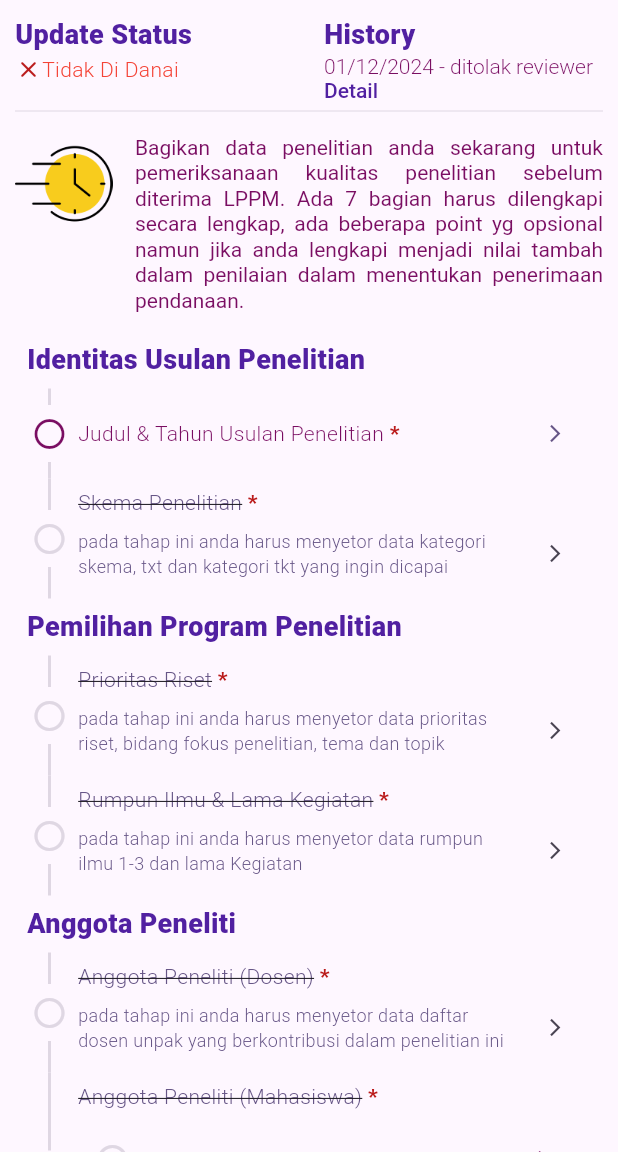
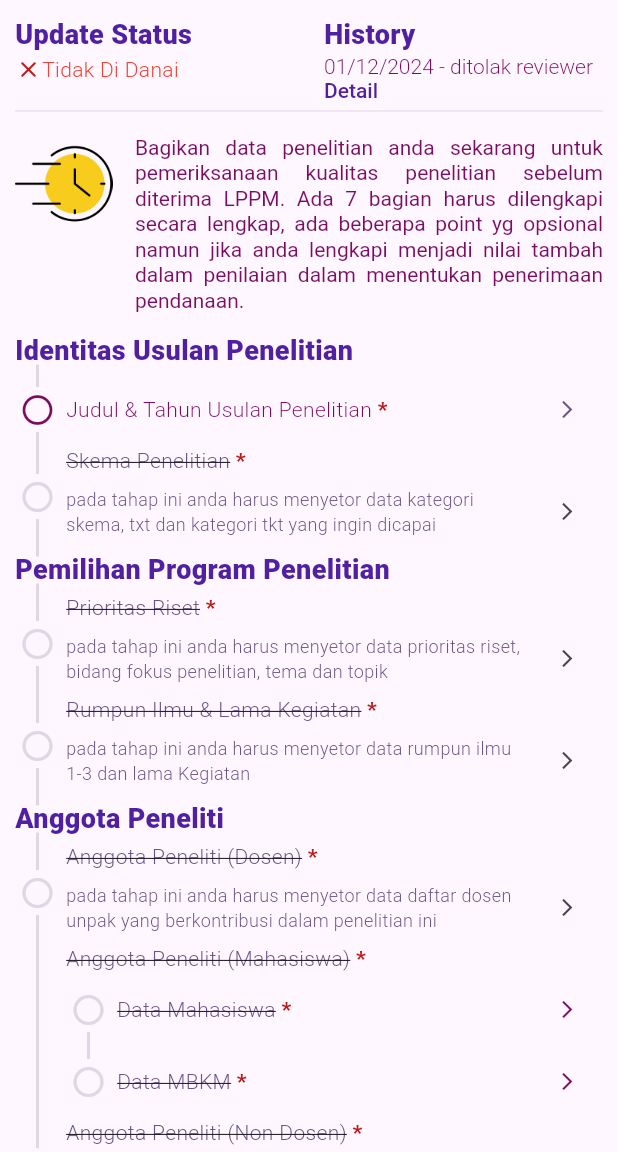
Before and after one commit to adamf0/sipaksi-mobile, a Flutter app: the screen it shows after launch, on a phone screen of 412 x 824 dp, the part 84-1236 px from its top. Run offline on Flutter 3.47's test engine with Material 3 defaults, Android fonts, the light colour scheme and no system bars; our stand-ins replace carousel_slider, dio, syncfusion_flutter_sliders, table_calendar.

Commit message:
perbaikan timeline dan penambahan fitur hide indicator

```diff
--- a/lib/Components/VerticalTimeline/Timeline.dart
+++ b/lib/Components/VerticalTimeline/Timeline.dart
@@ -1,10 +1,11 @@
 import 'package:flutter/material.dart';
+import 'dart:math' as math;
 
 class Timeline extends StatelessWidget {
   const Timeline({
     Key? key,
     required this.children,
-    this.indicators,
+    required this.indicators,
     this.isLeftAligned = true,
     this.itemGap = 12.0,
     this.gutterSpacing = 4.0,
@@ -16,22 +17,23 @@ class Timeline extends StatelessWidget {
     this.primary = false,
     this.reverse = false,
     this.indicatorSize = 30.0,
-    this.lineGap = 4.0,
+    this.lineGap = 0.0,
     this.indicatorColor = Colors.blue,
     this.indicatorStyle = PaintingStyle.fill,
     this.strokeCap = StrokeCap.butt,
     this.strokeWidth = 2.0,
     this.style = PaintingStyle.stroke,
+    required this.hideIndicator,
   })  : itemCount = children.length,
         assert(itemGap >= 0),
         assert(lineGap >= 0),
         assert(indicators == null || children.length == indicators.length),
         super(key: key);
 
-  final List<Widget> children;
+  final List<Widget?> children;
   final double itemGap;
   final double gutterSpacing;
-  final List<Widget>? indicators;
+  final List<Widget?> indicators;
   final bool isLeftAligned;
   final EdgeInsets padding;
   final ScrollController? controller;
@@ -49,19 +51,12 @@ class Timeline extends StatelessWidget {
   final StrokeCap strokeCap;
   final double strokeWidth;
   final PaintingStyle style;
+  final List<int> hideIndicator;
 
   @override
   Widget build(BuildContext context) {
-    return ListView.separated(
-      padding: padding,
-      separatorBuilder: (_, __) => SizedBox(height: itemGap),
-      physics: physics,
-      shrinkWrap: shrinkWrap,
-      itemCount: itemCount,
-      controller: controller,
-      reverse: reverse,
-      primary: primary,
-      itemBuilder: (context, index) {
+    List<Widget> tileLineItems = [];
+    for (int index = 0; index < itemCount; index++) {
       final child = children[index];
       // ignore: no_leading_underscores_for_local_identifiers
       final _indicators = indicators;
@@ -74,10 +69,17 @@ class Timeline extends StatelessWidget {
       final isFirst = index == 0;
       final isLast = index == itemCount - 1;
 
+      print('${hideIndicator.toString()} = ${index}');
+      bool unhide = true;
+      if (hideIndicator != null) {
+        unhide = hideIndicator.contains(index);
+      } else {
+        unhide = true;
+      }
       final timelineTile = <Widget>[
         CustomPaint(
           foregroundPainter: _TimelinePainter(
-              hideDefaultIndicator: indicator != null,
+            hideDefaultIndicator: true,
             lineColor: Theme.of(context).colorScheme.surfaceDim,
             indicatorColor: indicatorColor,
             indicatorSize: indicatorSize,
@@ -93,14 +95,44 @@ class Timeline extends StatelessWidget {
           child: SizedBox(
             height: double.infinity,
             width: indicatorSize,
-              child: indicator ?? SizedBox.shrink(),
+            child: !unhide
+                ? indicator
+                : CustomPaint(
+                    foregroundPainter: _TimelinePainter(
+                      hideDefaultIndicator: true,
+                      lineColor: Theme.of(context).colorScheme.surfaceDim,
+                      indicatorColor: indicatorColor,
+                      indicatorSize: indicatorSize,
+                      indicatorStyle: indicatorStyle,
+                      isFirst: isFirst,
+                      isLast: isLast,
+                      lineGap: lineGap,
+                      strokeCap: strokeCap,
+                      strokeWidth: strokeWidth,
+                      style: style,
+                      itemGap: itemGap,
+                    ),
+                    child: SizedBox(
+                      child: !unhide
+                          ? indicator
+                          : Transform.rotate(
+                              angle: 90 * math.pi / 180,
+                              child: Divider(
+                                thickness: strokeWidth,
+                                color: Theme.of(context).colorScheme.surfaceDim,
+                              ),
+                            ),
+                    ),
+                  ),
           ),
         ),
         SizedBox(width: gutterSpacing),
-          Expanded(child: child),
+        Expanded(child: child ?? Container()),
       ];
 
-        return IntrinsicHeight(
+      tileLineItems.add(Padding(
+        padding: EdgeInsets.symmetric(vertical: child is SizedBox ? 2 : 0),
+        child: IntrinsicHeight(
           child: child is SizedBox
               ? indicator
               : Row(
@@ -109,9 +141,24 @@ class Timeline extends StatelessWidget {
                       ? timelineTile
                       : timelineTile.reversed.toList(),
                 ),
+        ),
+      ));
+    }
+    return Column(
+      crossAxisAlignment: CrossAxisAlignment.start,
+      children: tileLineItems,
     );
-      },
-    );
+    // return ListView.separated(
+    //   padding: padding,
+    //   separatorBuilder: (_, __) => SizedBox(height: itemGap),
+    //   physics: physics,
+    //   shrinkWrap: shrinkWrap,
+    //   itemCount: itemCount,
+    //   controller: controller,
+    //   reverse: reverse,
+    //   primary: primary,
+    //   itemBuilder: (context, index) {},
+    // );
   }
 }
 
@@ -172,11 +219,11 @@ class _TimelinePainter extends CustomPainter {
     if (!isFirst) canvas.drawLine(top, centerTop, linePaint);
     if (!isLast) canvas.drawLine(centerBottom, bottom, linePaint);
 
-    if (!hideDefaultIndicator) {
-      final Offset offsetCenter = size.centerLeft(Offset(indicatorRadius, 0));
+    // if (!hideDefaultIndicator) {
+    //   final Offset offsetCenter = size.centerLeft(Offset(indicatorRadius, 0));
 
-      canvas.drawCircle(offsetCenter, indicatorRadius, circlePaint);
-    }
+    //   canvas.drawCircle(offsetCenter, indicatorRadius, circlePaint);
+    // }
   }
 
   @override
--- a/lib/Module/PenelitianInternal/Form/InternalResearchFormPage.dart
+++ b/lib/Module/PenelitianInternal/Form/InternalResearchFormPage.dart
@@ -253,8 +253,8 @@ class _InternalResearchFormPageState extends State<InternalResearchFormPage> {
       ),
     ];
 
-    List<Widget> getWidgets(String type, List<ItemsTimeline> items, int node) {
-      List<Widget> children = [];
+    List<Widget?> getWidgets(String type, List<ItemsTimeline> items, int node) {
+      List<Widget?> children = [];
 
       for (var item in items) {
         if (type == "indicator") {
@@ -297,15 +297,12 @@ class _InternalResearchFormPageState extends State<InternalResearchFormPage> {
               isDone: item.isDone,
               required: item.required,
               subRender: item.subItems.isNotEmpty
-                  ? Container(
-                      //masih gagal listview dalam listview
-                      height: 110,
-                      child: Timeline(
-                        shrinkWrap: true,
-                        physics: const NeverScrollableScrollPhysics(),
-                        indicators: getWidgets("indicator", item.subItems, 1),
-                        children: getWidgets("child", item.subItems, 1),
-                      ),
+                  ? Timeline(
+                      hideIndicator: [],
+                      shrinkWrap: true,
+                      physics: const NeverScrollableScrollPhysics(),
+                      indicators: getWidgets("indicator", item.subItems, 1),
+                      children: getWidgets("child", item.subItems, 1),
                     )
                   : null,
               onBackPressed: item.action ?? () {},
@@ -350,6 +347,7 @@ class _InternalResearchFormPageState extends State<InternalResearchFormPage> {
               const HeaderComponent(),
               const SizedBox(height: 10),
               Timeline(
+                hideIndicator: [8],
                 indicators: getWidgets("indicator", list, 0),
                 children: getWidgets("child", list, 0),
               )
```
Lines whose indentation alone changed are shown as unchanged.
